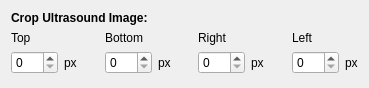
Qt form Modules/USUI/Qmitk/QmitkUSControlsCustomVideoDeviceWidget.ui (MITK/MITK) before a commit.
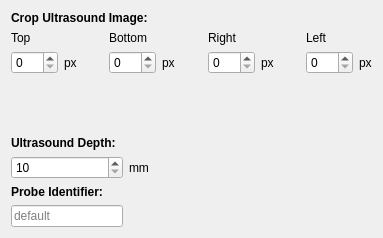
The same form after that commit.

Commit message:
Dept and probe controls for USVideoDevice
Expands the USVideoDeviceCustomControls by a possibility for setting the
current scanning depth that is used and by a possibility for setting an
identifier for the used probe. This is helpfull when using EchoTrack with
an USVideoDevice and you need to save or load the correct calibration. You
can now set the scanning depth and the probe used with the ultrasound
machine manually in MITK and it is used for saving or loading the correct
calibration of EchoTrack.

What changed in the file:
```diff
--- a/Modules/USUI/Qmitk/QmitkUSControlsCustomVideoDeviceWidget.ui
+++ b/Modules/USUI/Qmitk/QmitkUSControlsCustomVideoDeviceWidget.ui
@@ -6,8 +6,8 @@
    <rect>
     <x>0</x>
     <y>0</y>
-    <width>369</width>
-    <height>88</height>
+    <width>383</width>
+    <height>238</height>
    </rect>
   </property>
   <property name="windowTitle">
@@ -211,6 +211,81 @@
      </property>
     </spacer>
    </item>
+   <item>
+    <layout class="QGridLayout" name="gridLayout">
+     <item row="1" column="2">
+      <widget class="QLabel" name="label_12">
+       <property name="text">
+        <string>mm</string>
+       </property>
+      </widget>
+     </item>
+     <item row="1" column="3">
+      <spacer name="horizontalSpacer_5">
+       <property name="orientation">
+        <enum>Qt::Horizontal</enum>
+       </property>
+       <property name="sizeHint" stdset="0">
+        <size>
+         <width>40</width>
+         <height>20</height>
+        </size>
+       </property>
+      </spacer>
+     </item>
+     <item row="3" column="0">
+      <widget class="QLineEdit" name="m_ProbeIdentifier">
+       <property name="placeholderText">
+        <string>default</string>
+       </property>
+      </widget>
+     </item>
+     <item row="2" column="0">
+      <widget class="QLabel" name="label_11">
+       <property name="text">
+        <string>&lt;html&gt;&lt;head/&gt;&lt;body&gt;&lt;p&gt;&lt;span style=&quot; font-weight:600;&quot;&gt;Probe Identifier:&lt;/span&gt;&lt;/p&gt;&lt;/body&gt;&lt;/html&gt;</string>
+       </property>
+      </widget>
+     </item>
+     <item row="1" column="4">
+      <spacer name="horizontalSpacer_4">
+       <property name="orientation">
+        <enum>Qt::Horizontal</enum>
+       </property>
+       <property name="sizeHint" stdset="0">
+        <size>
+         <width>40</width>
+         <height>20</height>
+        </size>
+       </property>
+      </spacer>
+     </item>
+     <item row="0" column="0">
+      <layout class="QVBoxLayout" name="verticalLayout_2">
+       <item>
+        <widget class="QLabel" name="label_10">
+         <property name="text">
+          <string>&lt;html&gt;&lt;head/&gt;&lt;body&gt;&lt;p&gt;&lt;span style=&quot; font-weight:600;&quot;&gt;Ultrasound Depth: &lt;/span&gt;&lt;/p&gt;&lt;/body&gt;&lt;/html&gt;</string>
+         </property>
+         <property name="alignment">
+          <set>Qt::AlignLeading|Qt::AlignLeft|Qt::AlignTop</set>
+         </property>
+        </widget>
+       </item>
+      </layout>
+     </item>
+     <item row="1" column="0">
+      <widget class="QSpinBox" name="m_UsDepth">
+       <property name="minimum">
+        <number>10</number>
+       </property>
+       <property name="maximum">
+        <number>999</number>
+       </property>
+      </widget>
+     </item>
+    </layout>
+   </item>
   </layout>
  </widget>
  <resources/>
```
The commit also changes 6 other files.
